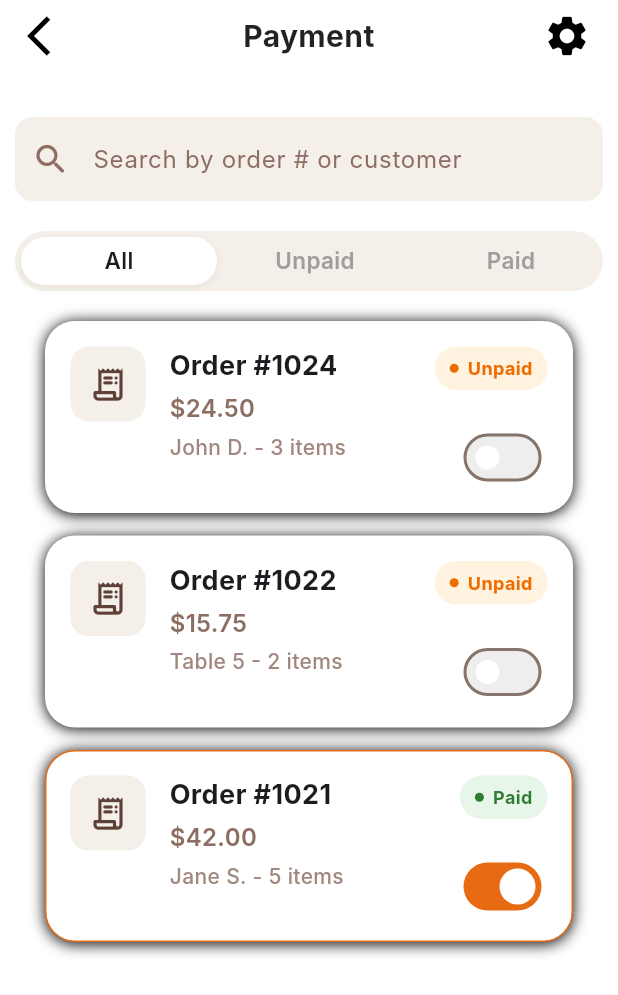
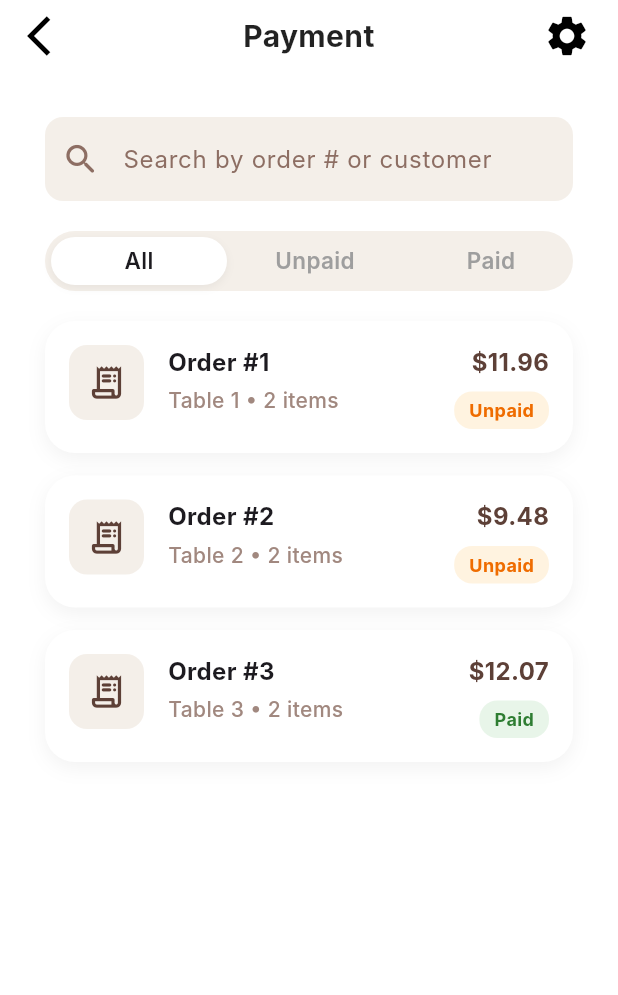
Before and after one commit to vathanakphy/orderplus, a Flutter app: the PaymentScreen screen opened by its route, after a tap on "All", on a phone screen of 412 x 824 dp. Shown: the top 995 px of the screen. Run offline on Flutter 3.47's test engine with Material 3 defaults, Android fonts, the phone set to English and light mode, and no system bars; Roboto replaces fonts that are missing (Inter).

Commit message:
add basic payment hadler

```diff
--- a/lib/domain/service/order_service.dart
+++ b/lib/domain/service/order_service.dart
@@ -45,7 +45,7 @@ class OrderService {
       _repository.getAllOrders().where((o) => o.status == status).toList();
 
   List<Order> getOrdersByPaymentStatus(PaymentStatus status) =>
-      _repository.getAllOrders().where((o) => o.paymentStatus == status).toList();
+      _repository.getAllOrders().where((o) => o.paymentStatus == status && o.status==OrderStatus.served).toList();
 
   List<Order> getOrdersByTable(int tableNumber) =>
       _repository.getAllOrders().where((o) => o.tableNumber == tableNumber).toList();
--- a/lib/main.dart
+++ b/lib/main.dart
@@ -27,6 +27,7 @@ class MyApp extends StatelessWidget {
 
     final productRepo = ProductRepository();
     seedSampleProducts(productRepo);
+    seedSampleOrders(orderRepo, productRepo.getAll());
 
     return AppDependencies(
       orderRepository: orderRepo,
--- a/lib/ui/screen/payment_screen.dart
+++ b/lib/ui/screen/payment_screen.dart
@@ -1,5 +1,10 @@
 import 'package:flutter/material.dart';
+import 'package:orderplus/app_dependencies.dart';
+import 'package:orderplus/domain/model/enum.dart';
+import 'package:orderplus/domain/model/order.dart';
+import 'package:orderplus/domain/service/order_service.dart';
 import 'package:orderplus/ui/widget/order_payment_card.dart';
+import 'package:orderplus/ui/widget/payment_detail.dart';
 import 'package:orderplus/ui/widget/search_bar.dart';
 import 'package:orderplus/ui/widget/selection_bar.dart';
 
@@ -11,93 +16,111 @@
 }
 
 class _PaymentScreenState extends State<PaymentScreen> {
-  int _selectedFilterIndex =
-      1; // Default to 'Unpaid' based on screenshot focus usually
+  /// null = All
+  /// PaymentStatus.unpaid = Unpaid
+  /// PaymentStatus.paid = Paid
+  PaymentStatus? _selectedPaymentStatus = PaymentStatus.unpaid;
 
-  // Sample Data matching the screenshot
-  final List<Map<String, dynamic>> _allOrders = [
-    {
-      "orderNumber": "1024",
-      "price": 24.50,
-      "customerName": "John D.",
-      "itemCount": 3,
-      "isPaid": false,
-    },
-    {
-      "orderNumber": "1022",
-      "price": 15.75,
-      "customerName": "Table 5",
-      "itemCount": 2,
-      "isPaid": false,
-    },
-    {
-      "orderNumber": "1021",
-      "price": 42.00,
-      "customerName": "Jane S.",
-      "itemCount": 5,
-      "isPaid": true,
-    },
-  ];
+  OrderService get _orderService => AppDependencies.of(context).orderService;
 
-  // Filter Logic
-  List<Map<String, dynamic>> get _filteredOrders {
-    if (_selectedFilterIndex == 0) return _allOrders; // All
-    if (_selectedFilterIndex == 1) {
-      return _allOrders.where((o) => !o['isPaid']).toList(); // Unpaid
+  List<Order> get _filteredOrders {
+    if (_selectedPaymentStatus == null) {
+      return _orderService.getAllOrders();
     }
-    return _allOrders.where((o) => o['isPaid']).toList(); // Paid
+    return _orderService.getOrdersByPaymentStatus(_selectedPaymentStatus!);
+  }
+
+  int get _selectedIndex {
+    if (_selectedPaymentStatus == null) return 0;
+    if (_selectedPaymentStatus == PaymentStatus.unpaid) return 1;
+    return 2;
+  }
+
+  void _onFilterSelected(int index) {
+    setState(() {
+      switch (index) {
+        case 0:
+          _selectedPaymentStatus = null; // All
+          break;
+        case 1:
+          _selectedPaymentStatus = PaymentStatus.unpaid;
+          break;
+        case 2:
+          _selectedPaymentStatus = PaymentStatus.paid;
+          break;
+      }
+    });
+  }
+
+  void _showOrderDetails(Order order) {
+    showModalBottomSheet(
+      context: context,
+      isScrollControlled: true,
+      backgroundColor: Colors.transparent,
+      builder: (_) => PaymentDetailSheet(
+        order: order,
+        onConfirmPayment: () {
+          setState(() {
+            _orderService.payOrder(order);
+          });
+
+          Navigator.pop(context);
+
+          ScaffoldMessenger.of(context).showSnackBar(
+            SnackBar(
+              content: Row(
+                children: const [
+                  Icon(Icons.check_circle, color: Colors.white),
+                  SizedBox(width: 12),
+                  Expanded(
+                    child: Text(
+                      "Payment confirmed successfully!",
+                      style: TextStyle(fontWeight: FontWeight.w600),
+                    ),
+                  ),
+                ],
+              ),
+              backgroundColor: Colors.green,
+              behavior: SnackBarBehavior.floating,
+              shape: RoundedRectangleBorder(
+                borderRadius: BorderRadius.circular(12),
+              ),
+              margin: const EdgeInsets.all(16),
+              duration: const Duration(seconds: 2),
+            ),
+          );
+        },
+      ),
+    );
+  }
+
+  Widget _buildOrderItem(Order order) {
+    return OrderPaymentCard(
+      orderNumber: order.tableNumber?.toString() ?? "N/A",
+      price: order.totalAmount,
+      customerName: order.tableNumber != null
+          ? "Table ${order.tableNumber}"
+          : "Customer",
+      itemCount: order.items.length,
+      isPaid: order.isPaid,
+      onTap: () => _showOrderDetails(order),
+    );
   }
 
   @override
   Widget build(BuildContext context) {
     return Scaffold(
-body: SafeArea(
+      body: SafeArea(
         child: Column(
           children: [
-            Padding(
-              padding: const EdgeInsets.symmetric(vertical: 20),
-              child: Column(
-                children: [
-                  SearchBarComponent(
-                    hintText: "Search by order # or customer",
-                    onChanged: (val) {},
-                  ),
-                  const SizedBox(height: 20),
-                  SelectionBar(
-                    items: const ["All", "Unpaid", "Paid"],
-                    initialIndex: _selectedFilterIndex,
-                    onItemSelected: (index) {
-                      setState(() {
-                        _selectedFilterIndex = index;
-                      });
-                    },
-                  ),
-                ],
-              ),
-            ),
+            _buildHeader(),
             Expanded(
               child: ListView.separated(
-                padding: const EdgeInsets.symmetric(
-                  horizontal: 20,
-                  vertical: 0,
-                ),
+                padding: const EdgeInsets.symmetric(horizontal: 20),
                 itemCount: _filteredOrders.length,
-                separatorBuilder: (ctx, index) => const SizedBox(height: 15),
-                itemBuilder: (context, index) {
-                  final order = _filteredOrders[index];
-                  return OrderPayment(
-                    orderNumber: order["orderNumber"],
-                    price: order["price"],
-                    customerName: order["customerName"],
-                    itemCount: order["itemCount"],
-                    isPaid: order["isPaid"],
-                    onToggleChanged: (val) {
-                      setState(() {
-                        order["isPaid"] = val;
-                      });
-                    },
-                  );
-                },
+                separatorBuilder: (_, __) => const SizedBox(height: 15),
+                itemBuilder: (_, index) =>
+                    _buildOrderItem(_filteredOrders[index]),
               ),
             ),
           ],
@@ -105,4 +128,21 @@
       ),
     );
   }
+
+  Widget _buildHeader() {
+    return Padding(
+      padding: const EdgeInsets.all(20),
+      child: Column(
+        children: [
+          const SearchBarComponent(hintText: "Search by order # or customer"),
+          const SizedBox(height: 20),
+          SelectionBar(
+            items: const ["All", "Unpaid", "Paid"],
+            initialIndex: _selectedIndex,
+            onItemSelected: _onFilterSelected,
+          ),
+        ],
+      ),
+    );
+  }
 }
--- /dev/null
+++ b/lib/ui/widget/badge.dart
@@ -0,0 +1,33 @@
+import 'package:flutter/material.dart';
+
+class CustomBadge extends StatelessWidget {
+  final String text;
+  final Color bgColor;
+  final Color textColor;
+
+  const CustomBadge({
+    super.key,
+    required this.text,
+    required this.bgColor,
+    required this.textColor,
+  });
+
+  @override
+  Widget build(BuildContext context) {
+    return Container(
+      padding: const EdgeInsets.symmetric(horizontal: 10, vertical: 4),
+      decoration: BoxDecoration(
+        color: bgColor,
+        borderRadius: BorderRadius.circular(12),
+      ),
+      child: Text(
+        text,
+        style: TextStyle(
+          fontSize: 12,
+          fontWeight: FontWeight.bold,
+          color: textColor,
+        ),
+      ),
+    );
+  }
+}
--- a/lib/ui/widget/order_payment_card.dart
+++ b/lib/ui/widget/order_payment_card.dart
@@ -1,146 +1,73 @@
 import 'package:flutter/material.dart';
-import 'package:orderplus/ui/widget/switch_button.dart';
+import 'package:orderplus/ui/widget/badge.dart';
 
-
-class OrderPayment extends StatefulWidget {
+class OrderPaymentCard extends StatelessWidget {
   final String orderNumber;
   final double price;
   final String customerName;
   final int itemCount;
   final bool isPaid;
-  final ValueChanged<bool>? onToggleChanged;
+  final VoidCallback? onTap;
 
-  const OrderPayment({
+  const OrderPaymentCard({
     super.key,
     required this.orderNumber,
     required this.price,
     required this.customerName,
     required this.itemCount,
-    this.isPaid = false,
-    this.onToggleChanged,
+    required this.isPaid,
+    this.onTap,
   });
 
   @override
-  State<OrderPayment> createState() => _OrderPaymentState();
-}
-
-class _OrderPaymentState extends State<OrderPayment> {
-  late bool _switchValue;
-
-  @override
-  void initState() {
-    super.initState();
-    _switchValue = widget.isPaid;
-  }
-
-  Future<void> _onSwitchChanged(bool val) async {
-    // If the order is already paid and user tries to toggle
-    if (_switchValue && val != _switchValue) {
-      final confirmed = await showDialog<bool>(
-        context: context,
-        builder: (ctx) => AlertDialog(
-          title: const Text("Confirm Change"),
-          content: const Text(
-            "This order is already marked as Paid. Do you want to change it?",
-          ),
-          actions: [
-            TextButton(
-              onPressed: () => Navigator.of(ctx).pop(false),
-              child: const Text("Cancel"),
-            ),
-            TextButton(
-              onPressed: () => Navigator.of(ctx).pop(true),
-              child: const Text("Yes"),
-            ),
-          ],
-        ),
-      );
-
-      if (confirmed != true) return;
-    }
-
-    setState(() => _switchValue = val);
-
-    if (widget.onToggleChanged != null) {
-      widget.onToggleChanged!(val);
-    }
-  }
-
-  @override
   Widget build(BuildContext context) {
-    const Color cardBg = Colors.white;
-    const Color iconBg = Color(0xFFF4EFE9);
-    const Color iconColor = Color(0xFF5D4037);
-    const Color titleColor = Color(0xFF1D1B20);
-    const Color priceColor = Color(0xFF8D6E63);
-    const Color activeSwitch = Color(0xFFE86A12);
-
-    final Color badgeBg = _switchValue
-        ? const Color(0xFFE8F5E9)
-        : const Color(0xFFFFF3E0);
-    final Color badgeText = _switchValue
-        ? const Color(0xFF2E7D32)
-        : const Color(0xFFEF6C00);
-
-    return Container(
+    return GestureDetector(
+      onTap: onTap,
+      child: Container(
         padding: const EdgeInsets.all(16),
         decoration: BoxDecoration(
-        color: cardBg,
+          color: Colors.white,
           borderRadius: BorderRadius.circular(20),
-        border: _switchValue
-            ? Border.all(color: activeSwitch, width: 1)
-            : Border.all(color: Colors.transparent),
           boxShadow: [
             BoxShadow(
-            color: Colors.black,
-            blurRadius: 8,
-            offset: const Offset(0, 1),
+              color: Colors.black.withOpacity(0.05),
+              blurRadius: 10,
+              offset: const Offset(0, 4),
             ),
           ],
         ),
         child: Row(
           crossAxisAlignment: CrossAxisAlignment.start,
           children: [
-          // Icon
             Container(
               width: 50,
               height: 50,
               decoration: BoxDecoration(
-              color: iconBg,
+                color: const Color(0xFFF4EFE9),
                 borderRadius: BorderRadius.circular(12),
               ),
               child: const Icon(
                 Icons.receipt_long_rounded,
-              color: iconColor,
+                color: Color(0xFF5D4037),
                 size: 26,
               ),
             ),
             const SizedBox(width: 16),
-          // Details
             Expanded(
               child: Column(
                 crossAxisAlignment: CrossAxisAlignment.start,
                 children: [
                   Text(
-                  "Order #${widget.orderNumber}",
+                    "Order #$orderNumber",
                     style: const TextStyle(
-                    fontSize: 18,
+                      fontSize: 16,
                       fontWeight: FontWeight.bold,
-                    color: titleColor,
+                      color: Color(0xFF1D1B20),
                     ),
                   ),
                   const SizedBox(height: 4),
                   Text(
-                  "\$${widget.price.toStringAsFixed(2)}",
-                  style: const TextStyle(
-                    fontSize: 16,
-                    fontWeight: FontWeight.w600,
-                    color: priceColor,
-                  ),
-                ),
-                const SizedBox(height: 4),
-                Text(
-                  "${widget.customerName} - ${widget.itemCount} items",
+                    "$customerName • $itemCount items",
                     style: const TextStyle(
                       fontSize: 14,
                       fontWeight: FontWeight.w500,
@@ -150,48 +77,32 @@ class _OrderPaymentState extends State<OrderPayment> {
                 ],
               ),
             ),
-          // Badge & Switch
             Column(
               crossAxisAlignment: CrossAxisAlignment.end,
               children: [
-              Container(
-                padding: const EdgeInsets.symmetric(
-                  horizontal: 10,
-                  vertical: 6,
-                ),
-                decoration: BoxDecoration(
-                  color: badgeBg,
-                  borderRadius: BorderRadius.circular(20),
-                ),
-                child: Row(
-                  mainAxisSize: MainAxisSize.min,
-                  children: [
-                    Container(
-                      width: 6,
-                      height: 6,
-                      decoration: BoxDecoration(
-                        color: badgeText,
-                        shape: BoxShape.circle,
+                Text(
+                  "\$${price.toStringAsFixed(2)}",
+                  style: const TextStyle(
+                    fontSize: 16,
+                    fontWeight: FontWeight.bold,
+                    color: Color(0xFF5D4037),
                   ),
                 ),
-                    const SizedBox(width: 6),
-                    Text(
-                      _switchValue ? "Paid" : "Unpaid",
-                      style: TextStyle(
-                        fontSize: 12,
-                        fontWeight: FontWeight.bold,
-                        color: badgeText,
+                const SizedBox(height: 8),
+                CustomBadge(
+                  text: isPaid ? "Paid" : "Unpaid",
+                  bgColor: isPaid
+                      ? const Color(0xFFE8F5E9)
+                      : const Color(0xFFFFF3E0),
+                  textColor: isPaid
+                      ? const Color(0xFF2E7D32)
+                      : const Color(0xFFEF6C00),
                 ),
+              ],
             ),
           ],
         ),
       ),
-              const SizedBox(height: 25),
-              SwitchButton(value: _switchValue, onChanged: _onSwitchChanged),
-            ],
-          ),
-        ],
-      ),
     );
   }
 }
```
Also changed, not shown: lib/data/sample_data.dart (+29 -0 lines), lib/ui/widget/order_item_row.dart (added, +70 -0 lines), lib/ui/widget/payment_detail.dart (added, +150 -0 lines). Lines whose indentation alone changed are shown as unchanged.
